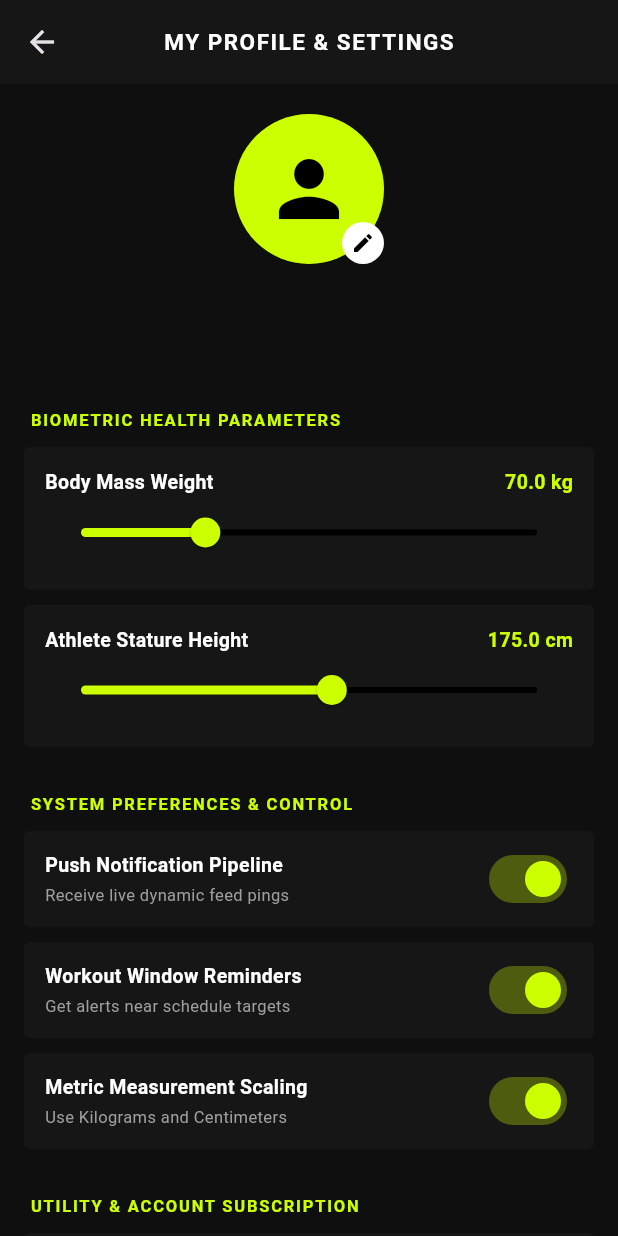
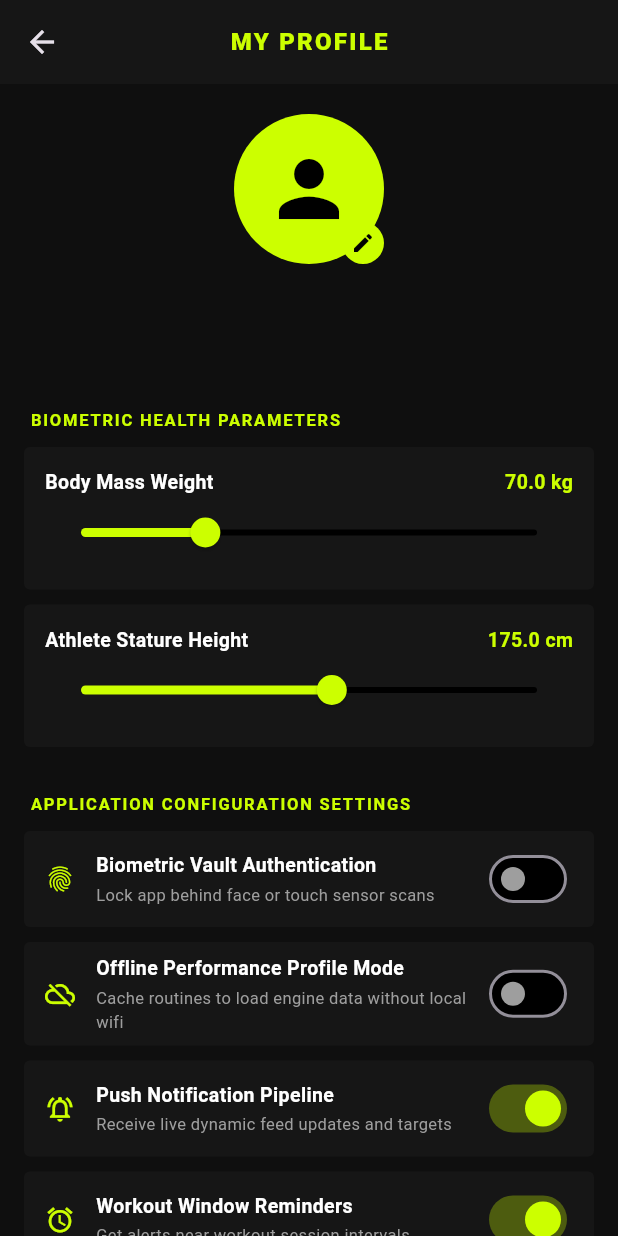
Before and after one commit to kshitiz-eyyy/Fit-Log, a Flutter app: the ProfileScreen screen opened directly, on a phone screen of 412 x 824 dp. Run offline on Flutter 3.47's test engine with Material 3 defaults, Android fonts, the phone set to English and light mode, and no system bars; our stand-ins replace audioplayers, cloud_firestore, firebase_auth, firebase_core, fl_chart, shared_preferences and 1 more; accounts and stored records are empty.

Commit message:
Biometric Integrated in Profile

```diff
--- a/lib/view/profile.dart
+++ b/lib/view/profile.dart
@@ -10,17 +10,18 @@ class ProfileScreen extends StatefulWidget {
 }
 
 class _ProfileScreenState extends State<ProfileScreen> {
-  // Account state properties
+  // Profile Parameters
   String athleteName = "FitLog Athlete";
   String athleteEmail = "athlete@fitlog.com";
   double userWeight = 70.0;
   double userHeight = 175.0;
 
-  // Settings switches states
+  // App Settings Engine States
   bool pushNotificationsEnabled = true;
   bool workoutRemindersEnabled = true;
-  bool darkModeEnabled = true;
   bool useMetricSystem = true;
+  bool biometricAuthEnabled = false;
+  bool offlineModeEnabled = false;
 
   @override
   void initState() {
@@ -37,6 +38,8 @@ class _ProfileScreenState extends State<ProfileScreen> {
       userHeight = prefs.getDouble('user_height') ?? 175.0;
       pushNotificationsEnabled = prefs.getBool('setting_push') ?? true;
       workoutRemindersEnabled = prefs.getBool('setting_reminders') ?? true;
+      biometricAuthEnabled = prefs.getBool('setting_biometric') ?? false;
+      offlineModeEnabled = prefs.getBool('setting_offline') ?? false;
     });
   }
 
@@ -77,13 +80,31 @@ class _ProfileScreenState extends State<ProfileScreen> {
     );
   }
 
+  void _clearAppCache() {
+    ScaffoldMessenger.of(context).showSnackBar(
+      const SnackBar(
+        backgroundColor: Color(0xFF161616),
+        content: Text("Application media and diagnostics cache cleared successfully.", style: TextStyle(color: Color(0xFFCCFF00))),
+      ),
+    );
+  }
+
   @override
   Widget build(BuildContext context) {
     return Scaffold(
       backgroundColor: const Color(0xFF0F0F0F),
       appBar: AppBar(
         backgroundColor: const Color(0xFF161616),
-        title: const Text("MY PROFILE & SETTINGS", style: TextStyle(color: Colors.white, fontSize: 15, fontWeight: FontWeight.bold, letterSpacing: 1)),
+        // FIXED: Title updated to "MY PROFILE" in clean green neon accent styles
+        title: const Text(
+          "MY PROFILE",
+          style: TextStyle(
+            color: Color(0xFFCCFF00),
+            fontSize: 16,
+            fontWeight: FontWeight.w900, // Fixed from .black to .w900
+            letterSpacing: 1.5,
+          ),
+        ),
         centerTitle: true,
         elevation: 0,
       ),
@@ -92,7 +113,7 @@ class _ProfileScreenState extends State<ProfileScreen> {
         child: Column(
           crossAxisAlignment: CrossAxisAlignment.stretch,
           children: [
-            // PROFILE AVATAR BLOCK
+            // ATHLETE ACCOUNT CARD BLOCK
             Center(
               child: Stack(
                 alignment: Alignment.bottomRight,
@@ -106,7 +127,7 @@ class _ProfileScreenState extends State<ProfileScreen> {
                     onTap: _showEditNameDialog,
                     child: Container(
                       padding: const EdgeInsets.all(6),
-                      decoration: const BoxDecoration(color: Colors.white, shape: BoxShape.circle),
+                      decoration: const BoxDecoration(color: Color(0xFFCCFF00), shape: BoxShape.circle),
                       child: const Icon(Icons.edit, size: 16, color: Colors.black),
                     ),
                   )
@@ -119,7 +140,7 @@ class _ProfileScreenState extends State<ProfileScreen> {
 
             const SizedBox(height: 30),
 
-            // SECTION: HEALTH METRICS SUITE
+            // SECTION 1: BIOMETRICS HEALTH TRACKING CARDS
             _buildSectionHeader("BIOMETRIC HEALTH PARAMETERS"),
             _buildSliderTile("Body Mass Weight", userWeight, 40.0, 150.0, useMetricSystem ? "kg" : "lbs", (val) {
               setState(() => userWeight = double.parse(val.toStringAsFixed(1)));
@@ -132,36 +153,58 @@ class _ProfileScreenState extends State<ProfileScreen> {
 
             const SizedBox(height: 20),
 
-            // SECTION: PREFERENCES & SETTINGS MODULE
-            _buildSectionHeader("SYSTEM PREFERENCES & CONTROL"),
-            _buildSwitchSettingTile("Push Notification Pipeline", "Receive live dynamic feed pings", pushNotificationsEnabled, (val) {
+            // SECTION 2: NEW INTEGRATED APP SETTINGS MANAGEMENT ENGINE
+            _buildSectionHeader("APPLICATION CONFIGURATION SETTINGS"),
+
+            // Sub-Category: Security Matrix Configurations
+            _buildSwitchSettingTile(Icons.fingerprint, "Biometric Vault Authentication", "Lock app behind face or touch sensor scans", biometricAuthEnabled, (val) {
+              setState(() => biometricAuthEnabled = val);
+              _savePreference('setting_biometric', val);
+            }),
+
+            // Sub-Category: Network Control
+            _buildSwitchSettingTile(Icons.cloud_off, "Offline Performance Profile Mode", "Cache routines to load engine data without local wifi", offlineModeEnabled, (val) {
+              setState(() => offlineModeEnabled = val);
+              _savePreference('setting_offline', val);
+            }),
+
+            // Sub-Category: Alert Engines
+            _buildSwitchSettingTile(Icons.notifications_active_outlined, "Push Notification Pipeline", "Receive live dynamic feed updates and targets", pushNotificationsEnabled, (val) {
               setState(() => pushNotificationsEnabled = val);
               _savePreference('setting_push', val);
             }),
-            _buildSwitchSettingTile("Workout Window Reminders", "Get alerts near schedule targets", workoutRemindersEnabled, (val) {
+            _buildSwitchSettingTile(Icons.alarm, "Workout Window Reminders", "Get alerts near workout session intervals", workoutRemindersEnabled, (val) {
               setState(() => workoutRemindersEnabled = val);
               _savePreference('setting_reminders', val);
             }),
-            _buildSwitchSettingTile("Metric Measurement Scaling", "Use Kilograms and Centimeters", useMetricSystem, (val) {
+
+            // Sub-Category: Measurement Scales
+            _buildSwitchSettingTile(Icons.swap_horizontal_circle_outlined, "Metric Measurement Metrics Scaling", "Toggle conversion metric calculations (KG/cm vs Lbs/in)", useMetricSystem, (val) {
               setState(() => useMetricSystem = val);
             }),
 
+            // Sub-Category: System Tools
+            _buildStandardActionTile(Icons.cleaning_services_outlined, "Clear Cache & Media Database Storage", _clearAppCache),
+
             const SizedBox(height: 20),
 
-            // SECTION: UTILITIES & SYSTEM MANAGEMENT
-            _buildSectionHeader("UTILITY & ACCOUNT SUBSCRIPTION"),
-            _buildStandardActionTile(Icons.card_membership, "Manage FitLog Subscription Plan", () {
+            // SECTION 3: SUBSCRIPTIONS & OPERATIONS UTILITY SUBSYSTEMS
+            _buildSectionHeader("ACCOUNT SUBSCRIPTION & PROTOCOLS"),
+            _buildStandardActionTile(Icons.card_membership, "Manage FitLog Membership Subscription Plan", () {
               Navigator.push(context, MaterialPageRoute(builder: (context) => const MembershipTrackingScreen()));
             }),
-            _buildStandardActionTile(Icons.shield_outlined, "Privacy Policy & Secure Data Protocol", () {}),
-            _buildStandardActionTile(Icons.info_outline_rounded, "FitLog Client Engine Version (v1.4.0)", null),
+            _buildStandardActionTile(Icons.shield_outlined, "Privacy Policy & Secure Core Framework Layout", () {}),
+            _buildStandardActionTile(Icons.info_outline_rounded, "FitLog Production Core Version (v1.4.0)", null),
 
             const SizedBox(height: 24),
 
             ElevatedButton(
               onPressed: () {
                 ScaffoldMessenger.of(context).showSnackBar(
-                  const SnackBar(content: Text("All profile modifications synced securely.")),
+                  const SnackBar(
+                    backgroundColor: Color(0xFFCCFF00),
+                    content: Text("All localized operational profiles synced securely.", style: TextStyle(color: Colors.black, fontWeight: FontWeight.bold)),
+                  ),
                 );
               },
               style: ElevatedButton.styleFrom(
@@ -169,7 +212,7 @@ class _ProfileScreenState extends State<ProfileScreen> {
                 padding: const EdgeInsets.symmetric(vertical: 15),
                 shape: RoundedRectangleBorder(borderRadius: BorderRadius.circular(4)),
               ),
-              child: const Text("SYNC PROFILE PROFILE DATA", style: TextStyle(color: Colors.black, fontWeight: FontWeight.bold)),
+              child: const Text("SYNC MODIFIED PROFILE DATA", style: TextStyle(color: Colors.black, fontWeight: FontWeight.bold)),
             ),
             const SizedBox(height: 24),
           ],
@@ -213,21 +256,24 @@ class _ProfileScreenState extends State<ProfileScreen> {
     );
   }
 
-  Widget _buildSwitchSettingTile(String title, String subtitle, bool currentStatus, Function(bool) onToggle) {
+  Widget _buildSwitchSettingTile(IconData icon, String title, String subtitle, bool currentStatus, Function(bool) onToggle) {
     return Container(
       margin: const EdgeInsets.only(bottom: 10),
       padding: const EdgeInsets.symmetric(horizontal: 14, vertical: 8),
       decoration: BoxDecoration(color: const Color(0xFF161616), borderRadius: BorderRadius.circular(4)),
       child: Row(
-        mainAxisAlignment: MainAxisAlignment.spaceBetween,
         children: [
-          Column(
+          Icon(icon, color: const Color(0xFFCCFF00), size: 20),
+          const SizedBox(width: 14),
+          Expanded(
+            child: Column(
               crossAxisAlignment: CrossAxisAlignment.start,
               children: [
                 Text(title, style: const TextStyle(color: Colors.white, fontSize: 13, fontWeight: FontWeight.bold)),
                 const SizedBox(height: 2),
                 Text(subtitle, style: const TextStyle(color: Colors.grey, fontSize: 11)),
               ],
+            ),
           ),
           Switch(
             value: currentStatus,
```
Lines whose indentation alone changed are shown as unchanged.
